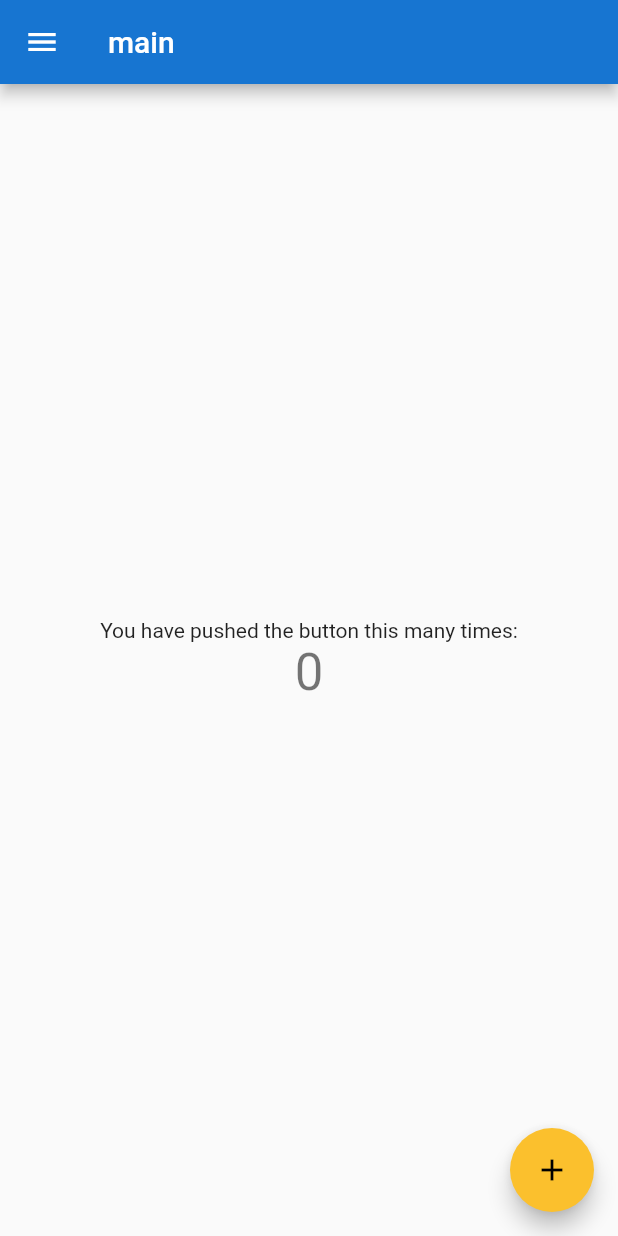
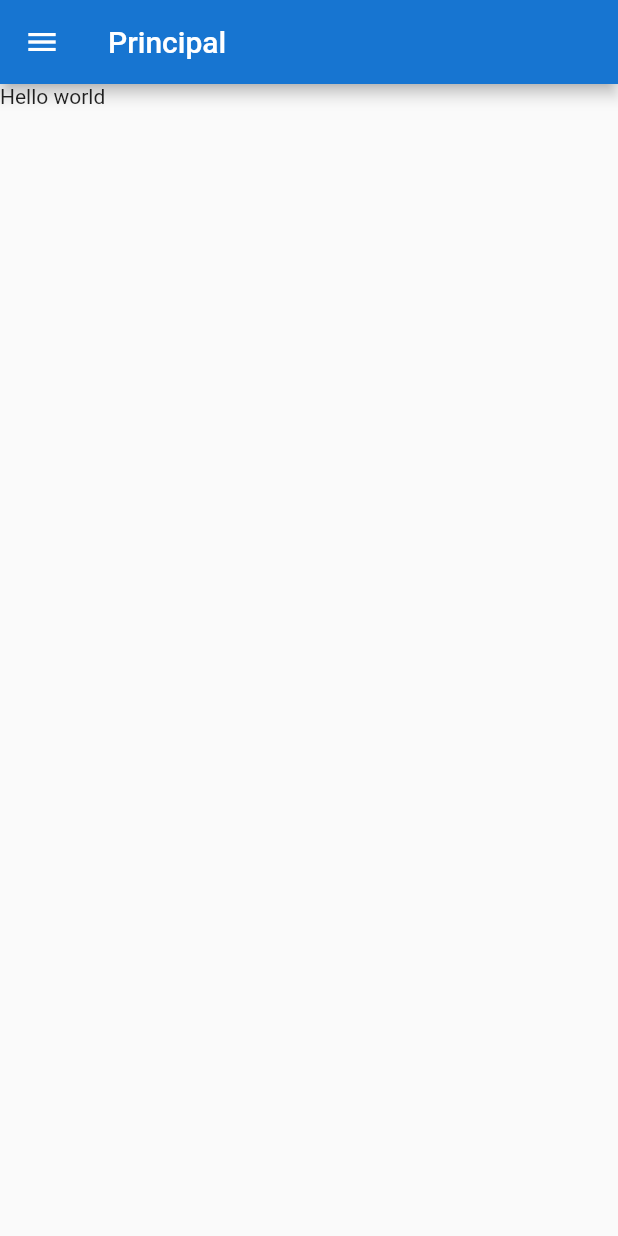
Before and after one commit to frangaren/bulletfinger, a Flutter app: the screen it shows after launch, after a tap on "CONTINUAR", on a phone screen of 412 x 824 dp. Run offline on Flutter 3.47's test engine with Material 2 defaults, Android fonts, the phone set to English and light mode, and no system bars; our stand-ins replace charts_flutter, image_picker.

Commit message:
Add home screen

```diff
--- a/lib/main.dart
+++ b/lib/main.dart
@@ -7,6 +7,7 @@ import 'package:bulletfinger/views/profile-screen.dart';
 import 'package:bulletfinger/views/friend-list-screen.dart';
 import 'package:bulletfinger/views/gallery-screen.dart';
 import 'package:bulletfinger/views/statistics-screen.dart';
+import 'package:bulletfinger/views/home-screen.dart';
 import 'package:bulletfinger/models/video.dart';
 import 'package:bulletfinger/models/statistics.dart';
 
@@ -50,7 +51,7 @@ class MyApp extends StatelessWidget {
         '/' : (BuildContext context) => new LoadingScreen(),
         '/detect-peripherals':
             (BuildContext context) => new DetectPeripheralsScreen(),
-        '/home' : (BuildContext context) => new MyHomePage(profile, title: 'main'),
+        '/home' : (BuildContext context) => new HomeScreen(profile),
         '/profile': (BuildContext context) => new ProfileScreen(profile),
         '/friends': (BuildContext context) => new FriendListScreen(profile, friends),
         '/gallery': (BuildContext context) => new Gallery(profile, videos),
--- /dev/null
+++ b/lib/views/home-screen.dart
@@ -0,0 +1,24 @@
+import 'package:flutter/material.dart';
+import 'package:bulletfinger/models/profile.dart';
+import 'package:bulletfinger/views/drawer.dart';
+
+class HomeScreen extends StatelessWidget{
+  final Profile profile;
+
+  HomeScreen(this.profile, {Key key}) : super(key: key);
+
+  @override
+  Widget build(BuildContext context) {
+    return new Scaffold(
+      drawer: new MyDrawer(
+        profile,
+        selectedOption: '/home',
+      ),
+      appBar: new AppBar(
+        title: new Text('Principal'),
+      ),
+      body: new Text('Hello world'),
+    );
+  }
+
+}
```
